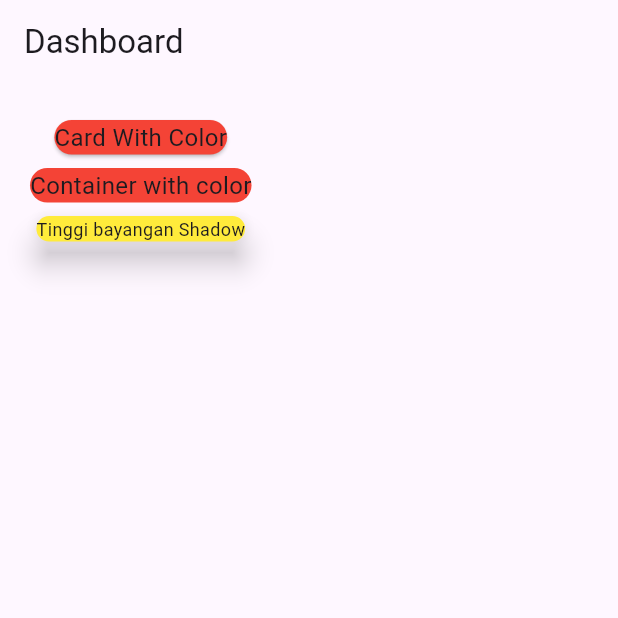
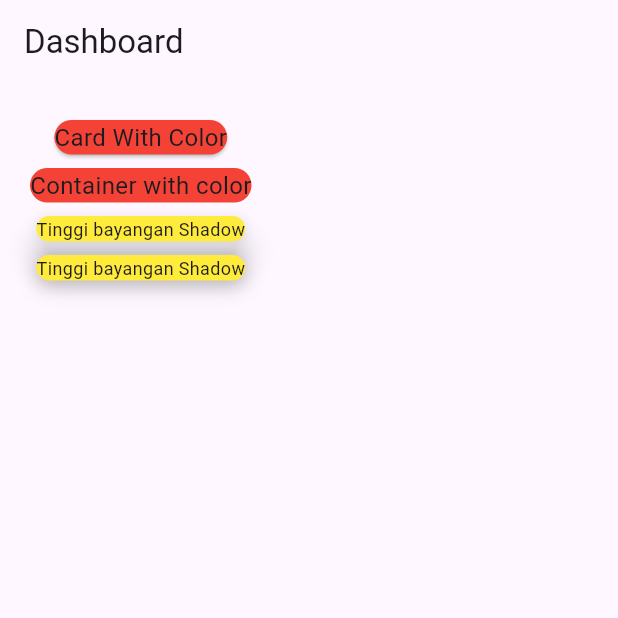
Before and after one commit to helenoktaa/week8_card, a Flutter app: the screen it shows after launch, on a phone screen of 412 x 824 dp, the top half of it. Run offline on Flutter 3.47's test engine with Material 3 defaults, Android fonts, the phone set to English and light mode, and no system bars.

Commit message:
add container tinggi bayangan shadow

```diff
--- a/lib/pages/page_card_01.dart
+++ b/lib/pages/page_card_01.dart
@@ -39,6 +39,25 @@ class MyCardNight extends StatelessWidget {
                   style: TextStyle(fontSize: 12.0),
                 ),
               ),
+              SizedBox(height: 5),
+              Container(
+                decoration: BoxDecoration(
+                  color: Colors.yellow,
+                  borderRadius: BorderRadius.circular(16),
+                  boxShadow: [
+                    BoxShadow(
+                      color: Colors.black26,
+                      blurRadius: 10,
+                      offset: Offset(0, 4),
+                    ),
+                  ],
+                ),
+                child: Text(
+                  "Tinggi bayangan Shadow",
+                  style: TextStyle(fontSize: 12.0),
+                ),
+              ),
+
 
             ],
           ),
```
